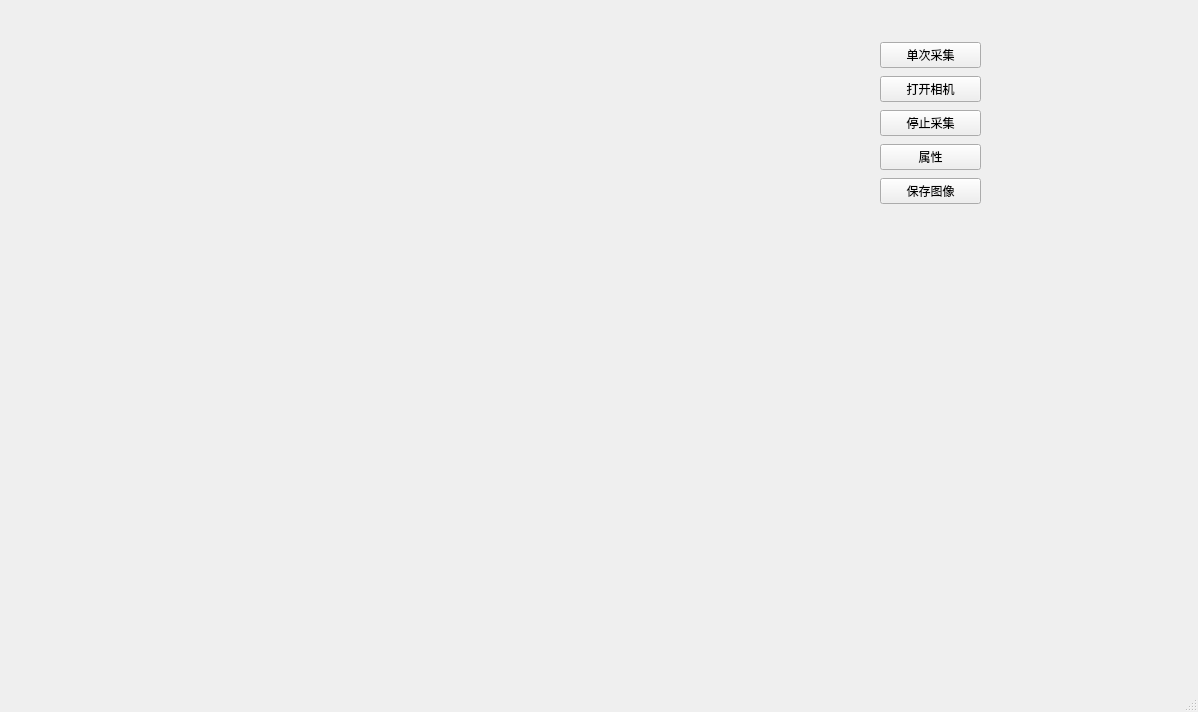
This is mainwindow.ui in lexxxx-cmd/MailParser as Qt 5 draws it before an edit. The edited form follows.
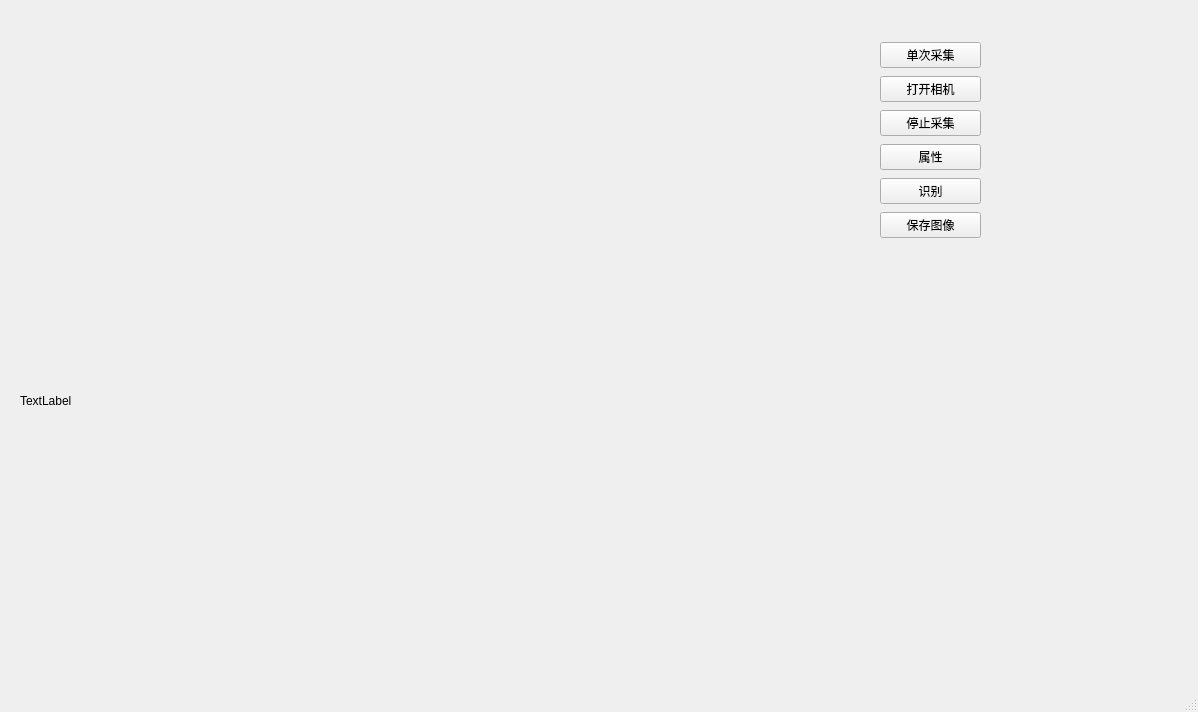
This is the edited form.

Commit message: feat UI添加识别按钮与结果框

```diff
--- a/mainwindow.ui
+++ b/mainwindow.ui
@@ -27,13 +27,26 @@
      <string/>
     </property>
    </widget>
+   <widget class="QLabel" name="labelRes">
+    <property name="geometry">
+     <rect>
+      <x>20</x>
+      <y>340</y>
+      <width>771</width>
+      <height>121</height>
+     </rect>
+    </property>
+    <property name="text">
+     <string>TextLabel</string>
+    </property>
+   </widget>
    <widget class="QWidget" name="">
     <property name="geometry">
      <rect>
       <x>880</x>
       <y>40</y>
       <width>101</width>
-      <height>170</height>
+      <height>205</height>
      </rect>
     </property>
     <layout class="QVBoxLayout" name="verticalLayout_2">
@@ -65,6 +78,13 @@
        </property>
       </widget>
      </item>
+     <item>
+      <widget class="QPushButton" name="ButtonDetect">
+       <property name="text">
+        <string>识别</string>
+       </property>
+      </widget>
+     </item>
      <item>
       <widget class="QPushButton" name="ButtonSave">
        <property name="text">
```
The commit also changes 2 other files.
